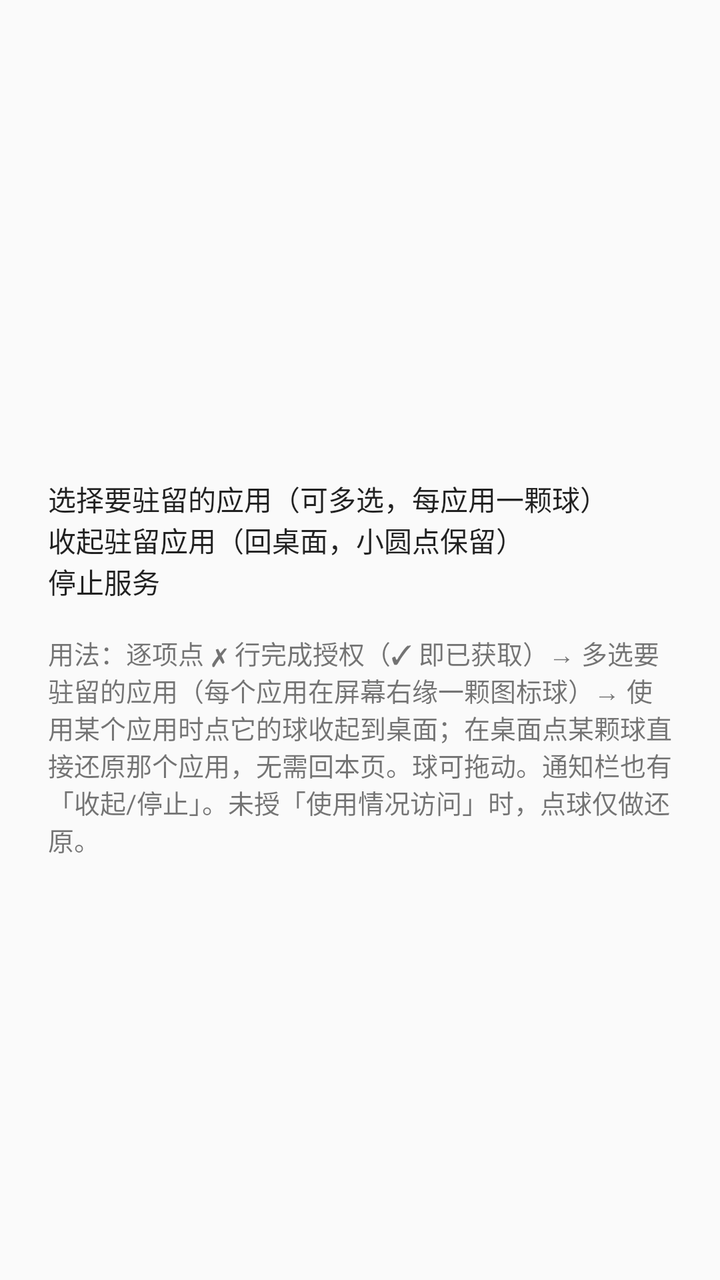
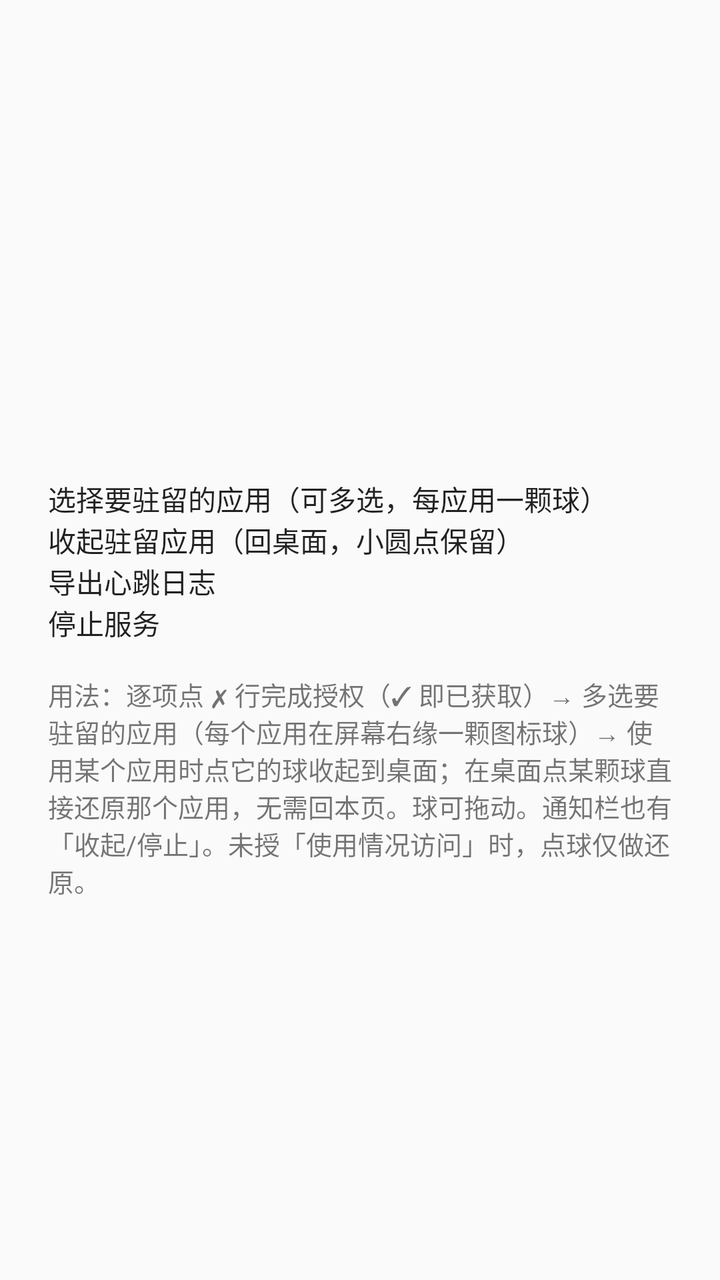

An Android layout rendered at two revisions. The XML below is the earlier revision; the diff shows what the commit changed to produce the second picture.
<!-- AndroidManifest.xml: application theme Theme.KeepBall -->
<!-- res/layout/activity_main.xml -->
<?xml version="1.0" encoding="utf-8"?>
<LinearLayout xmlns:android="http://schemas.android.com/apk/res/android"
    android:layout_width="match_parent"
    android:layout_height="match_parent"
    android:orientation="vertical"
    android:padding="24dp">

    <TextView
        android:id="@+id/status"
        android:layout_width="match_parent"
        android:layout_height="wrap_content"
        android:layout_marginBottom="20dp"
        android:textSize="16sp"
        android:textStyle="bold" />

    <TextView
        android:id="@+id/perm_overlay"
        android:layout_width="match_parent"
        android:layout_height="wrap_content"
        android:paddingTop="10dp"
        android:paddingBottom="10dp"
        android:textSize="15sp" />

    <TextView
        android:id="@+id/perm_usage"
        android:layout_width="match_parent"
        android:layout_height="wrap_content"
        android:paddingTop="10dp"
        android:paddingBottom="10dp"
        android:textSize="15sp" />

    <TextView
        android:id="@+id/perm_notif"
        android:layout_width="match_parent"
        android:layout_height="wrap_content"
        android:paddingTop="10dp"
        android:paddingBottom="10dp"
        android:textSize="15sp" />

    <TextView
        android:id="@+id/perm_battery"
        android:layout_width="match_parent"
        android:layout_height="wrap_content"
        android:paddingTop="10dp"
        android:paddingBottom="10dp"
        android:textSize="15sp" />

    <Button
        android:id="@+id/btn_pick"
        android:layout_width="match_parent"
        android:layout_height="wrap_content"
        android:layout_marginTop="12dp"
        android:text="@string/btn_pick" />

    <Button
        android:id="@+id/btn_minimize"
        android:layout_width="match_parent"
        android:layout_height="wrap_content"
        android:text="@string/btn_minimize" />

    <Button
        android:id="@+id/btn_stop"
        android:layout_width="match_parent"
        android:layout_height="wrap_content"
        android:text="@string/btn_stop" />

    <TextView
        android:id="@+id/hint"
        android:layout_width="match_parent"
        android:layout_height="wrap_content"
        android:layout_marginTop="16dp"
        android:text="@string/hint_usage"
        android:textSize="13sp" />
</LinearLayout>
<!-- resources referenced by this layout -->
<resources>
  <string name="btn_minimize">收起驻留应用（回桌面，小圆点保留）</string>
  <string name="btn_pick">选择要驻留的应用（可多选，每应用一颗球）</string>
  <string name="btn_stop">停止服务</string>
  <string name="hint_usage">用法：逐项点 ✗ 行完成授权（✓ 即已获取）→ 多选要驻留的应用（每个应用在屏幕右缘一颗图标球）→ 使用某个应用时点它的球收起到桌面；在桌面点某颗球直接还原那个应用，无需回本页。球可拖动。通知栏也有「收起/停止」。未授「使用情况访问」时，点球仅做还原。</string>
  <style name="Theme.KeepBall" parent="@android:style/Theme.Material.Light.DarkActionBar" />
</resources>

<!-- the commit's change to res/layout/activity_main.xml (unified diff, before → after) -->
@@ -59,6 +59,12 @@
         android:text="@string/btn_minimize" />
 
     <Button
+        android:id="@+id/btn_export"
+        android:layout_width="match_parent"
+        android:layout_height="wrap_content"
+        android:text="@string/btn_export" />
+
+    <Button
         android:id="@+id/btn_stop"
         android:layout_width="match_parent"
         android:layout_height="wrap_content"
<!-- resource entries referenced after the edit -->
@@ -1,5 +1,6 @@
 <!-- resources referenced by this layout -->
 <resources>
+  <string name="btn_export">导出心跳日志</string>
   <string name="btn_minimize">收起驻留应用（回桌面，小圆点保留）</string>
   <string name="btn_pick">选择要驻留的应用（可多选，每应用一颗球）</string>
   <string name="btn_stop">停止服务</string>
